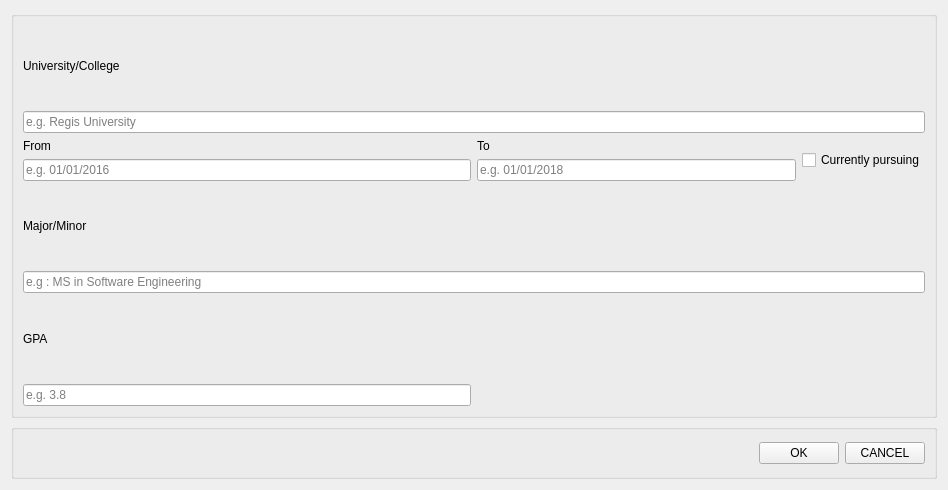
First picture: the form in ResumeManager/educationdetails.ui, repository vkaushikregis/practicum, before the edit.
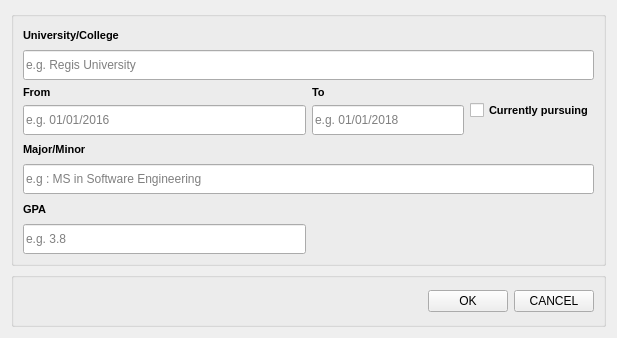
Second picture: the form after the edit.

```diff
--- a/ResumeManager/educationdetails.ui
+++ b/ResumeManager/educationdetails.ui
@@ -6,8 +6,8 @@
    <rect>
     <x>0</x>
     <y>0</y>
-    <width>948</width>
-    <height>490</height>
+    <width>617</width>
+    <height>338</height>
    </rect>
   </property>
   <property name="windowTitle">
@@ -24,13 +24,26 @@
        <layout class="QVBoxLayout" name="verticalLayout_5">
         <item>
          <widget class="QLabel" name="label_18">
+          <property name="font">
+           <font>
+            <pointsize>8</pointsize>
+            <weight>75</weight>
+            <bold>true</bold>
+           </font>
+          </property>
           <property name="text">
            <string>University/College</string>
           </property>
          </widget>
         </item>
         <item>
-         <widget class="QLineEdit" name="lineEdit_6">
+         <widget class="QLineEdit" name="lineEditCollegeName">
+          <property name="minimumSize">
+           <size>
+            <width>0</width>
+            <height>30</height>
+           </size>
+          </property>
           <property name="placeholderText">
            <string>e.g. Regis University</string>
           </property>
@@ -42,13 +55,26 @@
        <layout class="QVBoxLayout" name="verticalLayout_3">
         <item>
          <widget class="QLabel" name="label_19">
+          <property name="font">
+           <font>
+            <pointsize>8</pointsize>
+            <weight>75</weight>
+            <bold>true</bold>
+           </font>
+          </property>
           <property name="text">
            <string>From</string>
           </property>
          </widget>
         </item>
         <item>
-         <widget class="QLineEdit" name="lineEdit_8">
+         <widget class="QLineEdit" name="lineEditFromDateCol">
+          <property name="minimumSize">
+           <size>
+            <width>0</width>
+            <height>30</height>
+           </size>
+          </property>
           <property name="placeholderText">
            <string>e.g. 01/01/2016</string>
           </property>
@@ -62,13 +88,26 @@
          <layout class="QVBoxLayout" name="verticalLayout_4">
           <item>
            <widget class="QLabel" name="label_20">
+            <property name="font">
+             <font>
+              <pointsize>8</pointsize>
+              <weight>75</weight>
+              <bold>true</bold>
+             </font>
+            </property>
             <property name="text">
              <string>To</string>
             </property>
            </widget>
           </item>
           <item>
-           <widget class="QLineEdit" name="lineEdit_7">
+           <widget class="QLineEdit" name="lineEditToDateColl">
+            <property name="minimumSize">
+             <size>
+              <width>0</width>
+              <height>30</height>
+             </size>
+            </property>
             <property name="placeholderText">
              <string>e.g. 01/01/2018</string>
             </property>
@@ -77,7 +116,14 @@
          </layout>
         </item>
         <item>
-         <widget class="QCheckBox" name="checkBox_2">
+         <widget class="QCheckBox" name="checkBoxCurrPursuing">
+          <property name="font">
+           <font>
+            <pointsize>8</pointsize>
+            <weight>75</weight>
+            <bold>true</bold>
+           </font>
+          </property>
           <property name="text">
            <string>Currently pursuing</string>
           </property>
@@ -89,13 +135,26 @@
        <layout class="QVBoxLayout" name="verticalLayout_2">
         <item>
          <widget class="QLabel" name="label_21">
+          <property name="font">
+           <font>
+            <pointsize>8</pointsize>
+            <weight>75</weight>
+            <bold>true</bold>
+           </font>
+          </property>
           <property name="text">
            <string>Major/Minor</string>
           </property>
          </widget>
         </item>
         <item>
-         <widget class="QLineEdit" name="lineEdit_9">
+         <widget class="QLineEdit" name="lineEditCollegeField">
+          <property name="minimumSize">
+           <size>
+            <width>0</width>
+            <height>30</height>
+           </size>
+          </property>
           <property name="placeholderText">
            <string>e.g : MS in Software Engineering</string>
           </property>
@@ -107,13 +166,26 @@
        <layout class="QVBoxLayout" name="verticalLayout">
         <item>
          <widget class="QLabel" name="label_23">
+          <property name="font">
+           <font>
+            <pointsize>8</pointsize>
+            <weight>75</weight>
+            <bold>true</bold>
+           </font>
+          </property>
           <property name="text">
            <string>GPA</string>
           </property>
          </widget>
         </item>
         <item>
-         <widget class="QLineEdit" name="lineEdit_10">
+         <widget class="QLineEdit" name="lineEditGPA">
+          <property name="minimumSize">
+           <size>
+            <width>0</width>
+            <height>30</height>
+           </size>
+          </property>
           <property name="placeholderText">
            <string>e.g. 3.8</string>
           </property>
```
Left out of the diff: 4 changed lines with no effect on the pictures.
